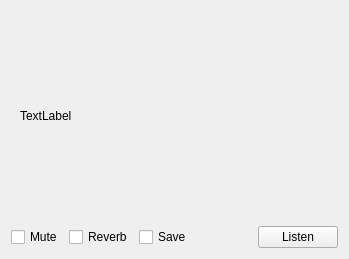
First picture: the form in dream/src/GUI-QT/audiodetailwidget.ui, repository mmjee/dream-patched, before the edit.
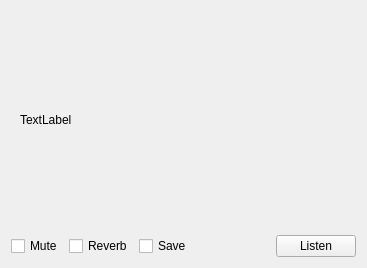
Second picture: the form after the edit. Custom widgets are drawn as their Qt base class.

Patch:
```diff
--- a/dream/src/GUI-QT/audiodetailwidget.ui
+++ b/dream/src/GUI-QT/audiodetailwidget.ui
@@ -6,8 +6,8 @@
    <rect>
     <x>0</x>
     <y>0</y>
-    <width>349</width>
-    <height>259</height>
+    <width>367</width>
+    <height>268</height>
    </rect>
   </property>
   <property name="sizePolicy">
@@ -36,7 +36,7 @@
        <item row="0" column="0">
         <widget class="QLabel" name="textMessage">
          <property name="sizePolicy">
-          <sizepolicy hsizetype="Expanding" vsizetype="Expanding">
+          <sizepolicy hsizetype="Ignored" vsizetype="Ignored">
            <horstretch>0</horstretch>
            <verstretch>0</verstretch>
           </sizepolicy>
@@ -44,6 +44,15 @@
          <property name="text">
           <string>TextLabel</string>
          </property>
+         <property name="textFormat">
+          <enum>Qt::RichText</enum>
+         </property>
+         <property name="wordWrap">
+          <bool>true</bool>
+         </property>
+         <property name="openExternalLinks">
+          <bool>true</bool>
+         </property>
         </widget>
        </item>
       </layout>
```
